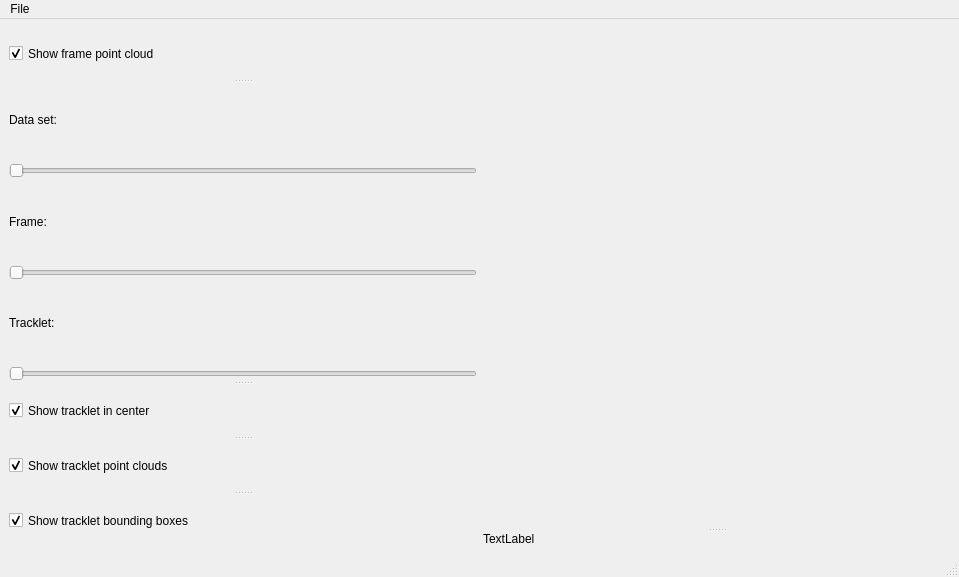
jnitsch/QtKittiVisualizer, file QtKittiVisualizer.ui: the form before one commit.
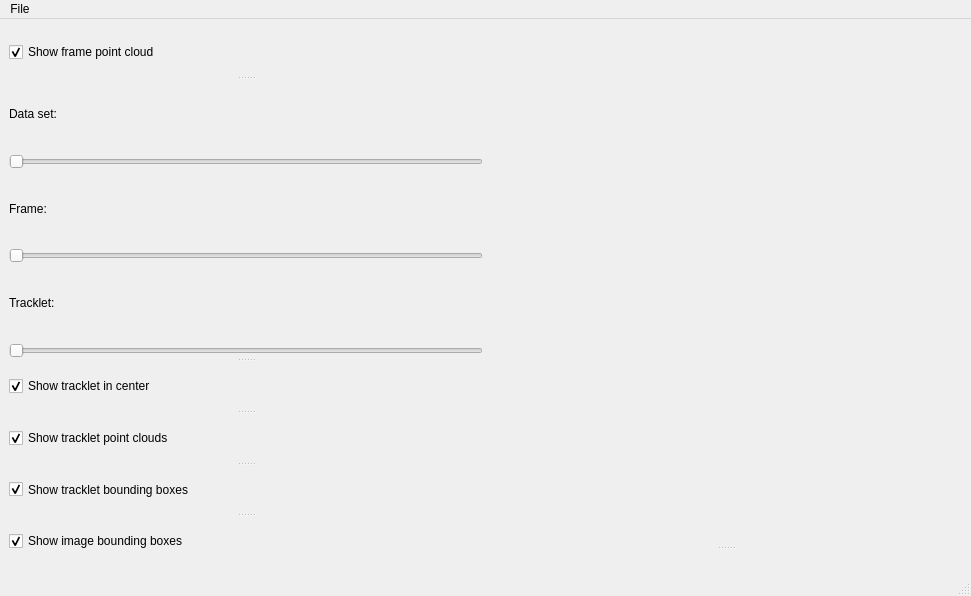
The form after the commit. Custom widgets are drawn as their Qt base class.

Commit message: first version bounding box visualization

```diff
--- a/QtKittiVisualizer.ui
+++ b/QtKittiVisualizer.ui
@@ -6,8 +6,8 @@
    <rect>
     <x>0</x>
     <y>0</y>
-    <width>959</width>
-    <height>338</height>
+    <width>971</width>
+    <height>596</height>
    </rect>
   </property>
   <property name="minimumSize">
@@ -131,6 +131,14 @@
         <bool>true</bool>
        </property>
       </widget>
+      <widget class="QCheckBox" name="checkBox_showBBImage">
+       <property name="text">
+        <string>Show image bounding boxes</string>
+       </property>
+       <property name="checked">
+        <bool>true</bool>
+       </property>
+      </widget>
      </widget>
     </item>
     <item>
@@ -160,7 +168,7 @@
         </sizepolicy>
        </property>
        <property name="text">
-        <string>TextLabel</string>
+        <string/>
        </property>
       </widget>
      </widget>
@@ -173,7 +181,7 @@
     <rect>
      <x>0</x>
      <y>0</y>
-     <width>959</width>
+     <width>971</width>
      <height>28</height>
     </rect>
    </property>
```
The commit also changes 7 other files.
